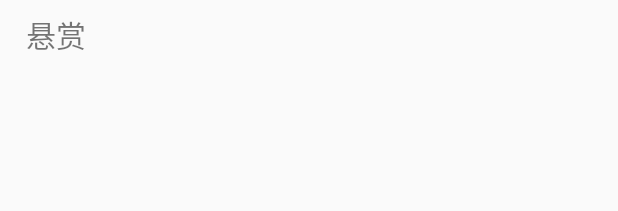
After one commit to hongzicong/RainBow, an Android app: the layout list_notify_center_item.xml on its own in the app's theme, with its tools: preview values and no code run, on a phone screen of 412 x 824 dp. The commit adds this screen. Shown: the top 211 px of the screen. Run offline under Robolectric (Android 15) with nearby library versions, the phone set to English and light mode, and no system bars.

Commit message:
17.开始做通知，分为上中下

```diff
--- a/app/build.gradle
+++ b/app/build.gradle
@@ -5,7 +5,7 @@ android {
     buildToolsVersion "25.0.3"
     defaultConfig {
         applicationId "hongzicong.rainbow"
-        minSdkVersion 21
+        minSdkVersion 24
         targetSdkVersion 25
         versionCode 1
         versionName "1.0"
@@ -37,5 +37,6 @@ dependencies {
     compile 'org.xutils:xutils:3.3.36'
     testCompile 'junit:junit:4.12'
     annotationProcessor 'com.jakewharton:butterknife-compiler:8.5.1'
+    compile 'com.daimajia.swipelayout:library:1.2.0@aar'
     compile 'com.android.support:cardview-v7:25.3.1'
 }
--- /dev/null
+++ b/app/src/main/res/layout/list_notify_center_item.xml
@@ -0,0 +1,29 @@
+<?xml version="1.0" encoding="utf-8"?>
+<android.support.constraint.ConstraintLayout
+    xmlns:android="http://schemas.android.com/apk/res/android"
+    xmlns:app="http://schemas.android.com/apk/res-auto"
+    xmlns:tools="http://schemas.android.com/tools"
+    android:orientation="vertical"
+    android:layout_width="match_parent"
+    android:layout_height="50dp"
+    android:layout_marginTop="1dp"
+    android:layout_marginBottom="1dp">
+
+    <TextView
+        android:layout_width="wrap_content"
+        android:layout_height="wrap_content"
+        android:text="悬赏"
+        android:textSize="20dp"
+        android:layout_gravity="center_vertical"
+        app:layout_constraintBottom_toBottomOf="parent"
+        android:layout_marginBottom="13dp"
+        app:layout_constraintTop_toTopOf="parent"
+        android:layout_marginTop="8dp"
+        android:layout_marginLeft="8dp"
+        app:layout_constraintLeft_toLeftOf="parent"
+        android:layout_marginRight="8dp"
+        app:layout_constraintRight_toRightOf="parent"
+        app:layout_constraintHorizontal_bias="0.026"
+        app:layout_constraintVertical_bias="1.0"/>
+
+</android.support.constraint.ConstraintLayout>
--- a/app/src/main/res/values-v21/styles.xml
+++ b/app/src/main/res/values-v21/styles.xml
@@ -6,10 +6,9 @@
         <item name="colorPrimary">@color/colorPrimary</item>
         <item name="colorPrimaryDark">@color/colorPrimaryDark</item>
         <item name="colorAccent">@color/colorAccent</item>
+
         <item name="android:windowTranslucentStatus">true</item>
 
-        <item name="windowActionBar">false</item>
-        <item name="windowNoTitle">true</item>
     </style>
 
     <style name="AppTheme.AppBarOverlay" parent="ThemeOverlay.AppCompat.Dark.ActionBar" />
--- a/app/src/main/res/values/colors.xml
+++ b/app/src/main/res/values/colors.xml
@@ -17,6 +17,8 @@
     <color name="refresh_progress_2">#E87A90</color>
     <color name="refresh_progress_3">#81C7D4</color>
 
+    <color name="toolbar_background">#FFFFFF</color>
+
     <color name="background">#D7C4BB</color>
 
 </resources>
--- a/app/src/main/res/values/styles.xml
+++ b/app/src/main/res/values/styles.xml
@@ -3,9 +3,9 @@
     <!-- Base application theme. -->
     <style name="AppTheme" parent="Theme.AppCompat.Light.NoActionBar">
         <!-- Customize your theme here. -->
-        <item name="colorPrimary">@color/colorPrimary</item>
-        <item name="colorPrimaryDark">@color/colorPrimaryDark</item>
-        <item name="colorAccent">@color/colorAccent</item>
+        <item name="colorPrimary">@android:color/white</item>
+        <item name="colorPrimaryDark">@android:color/white</item>
+        <item name="colorAccent">@android:color/white</item>
         <item name="windowActionBar">false</item>
         <item name="windowNoTitle">true</item>
     </style>
```
Also changed, not shown: app/src/main/java/hongzicong/rainbow/activity/HomeActivity.java (+3 -14 lines), app/src/main/java/hongzicong/rainbow/adapter/NotifyAdapter.java (added, +61 -0 lines), app/src/main/java/hongzicong/rainbow/fragment/NotifyFragment.java (+23 -5 lines), app/src/main/java/hongzicong/rainbow/model/NotifyData.java (added, +8 -0 lines), app/src/main/java/hongzicong/rainbow/viewholder/NotifyBottomHolder.java (added, +27 -0 lines), app/src/main/java/hongzicong/rainbow/viewholder/NotifyTopHolder.java (added, +27 -0 lines), app/src/main/res/layout/fragment_notify.xml (+21 -7 lines), app/src/main/res/layout/list_notify_bottom_item.xml (added, +132 -0 lines), app/src/main/res/layout/list_notify_item.xml (deleted, +0 -7 lines), app/src/main/res/layout/list_notify_top_item.xml (added, +21 -0 lines), app/src/main/res/layout/notify_top_grid_item.xml (added, +22 -0 lines).
